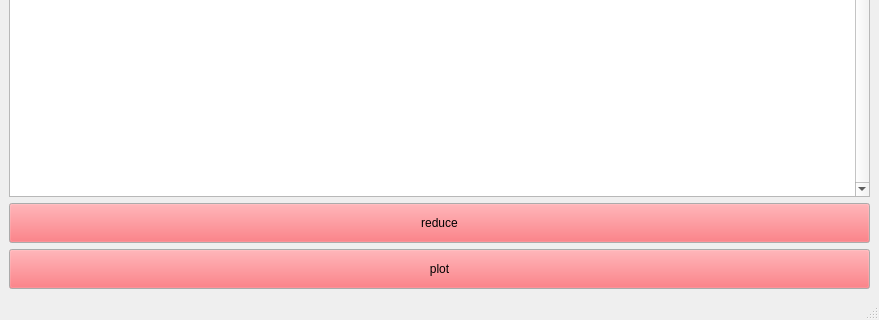
Before: the Qt Designer form slim/ui/slim.ui in refnx/refnx, drawn with Qt 5; both pictures show x 0 to 879 and y 282 to 602 of the 879 by 602 pixel window.
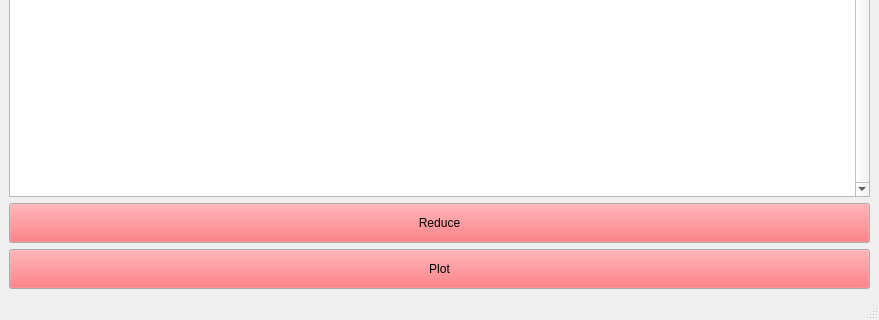
After: the same form once the commit is applied. Icons and pictures are not drawn.

Commit message: MAINT: adding plotting in slim

Patch:
```diff
--- a/slim/ui/slim.ui
+++ b/slim/ui/slim.ui
@@ -157,7 +157,7 @@
        </palette>
       </property>
       <property name="text">
-       <string>reduce</string>
+       <string>Reduce</string>
       </property>
      </widget>
     </item>
@@ -207,7 +207,7 @@
        </palette>
       </property>
       <property name="text">
-       <string>plot</string>
+       <string>Plot</string>
       </property>
      </widget>
     </item>
```
Left out of the diff: 3 changed lines with no effect on the pictures. The commit also changes 1 other file.
